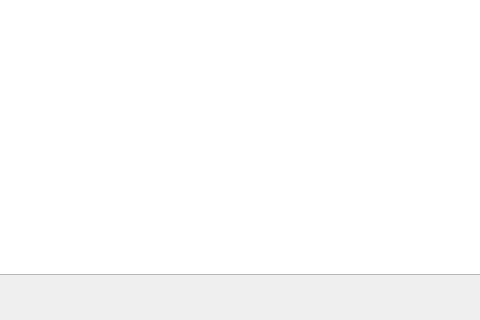
Before: the Qt Designer form gamewindow.ui in HMKRL/pd2-Taiko, drawn with Qt 5; both pictures show x 170 to 650 and y 96 to 416 of the 1280 by 720 pixel window.
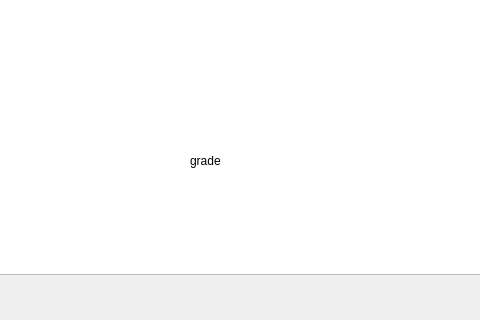
After: the same form once the commit is applied. Icons and pictures are not drawn.

What changed in the file:
```diff
--- a/gamewindow.ui
+++ b/gamewindow.ui
@@ -67,8 +67,22 @@
      <enum>Qt::ScrollBarAlwaysOff</enum>
     </property>
    </widget>
+   <widget class="QLabel" name="label_2">
+    <property name="geometry">
+     <rect>
+      <x>360</x>
+      <y>226</y>
+      <width>101</width>
+      <height>61</height>
+     </rect>
+    </property>
+    <property name="text">
+     <string>grade</string>
+    </property>
+   </widget>
    <zorder>graphicsView</zorder>
    <zorder>label</zorder>
+   <zorder>label_2</zorder>
   </widget>
  </widget>
  <resources/>
```
